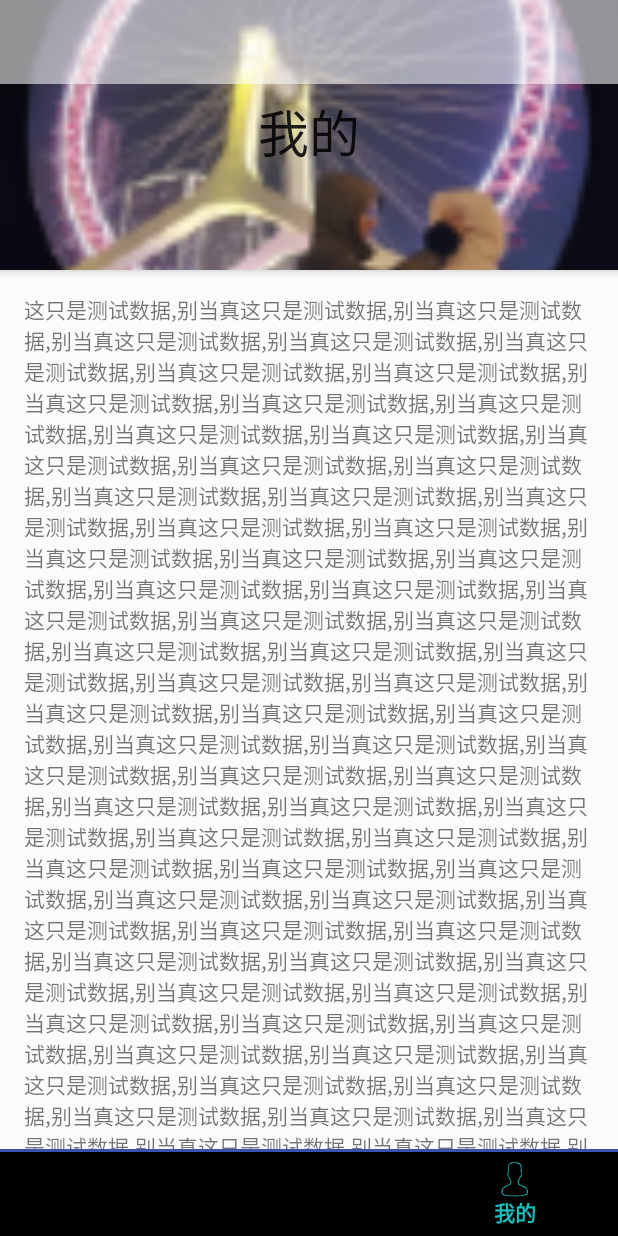
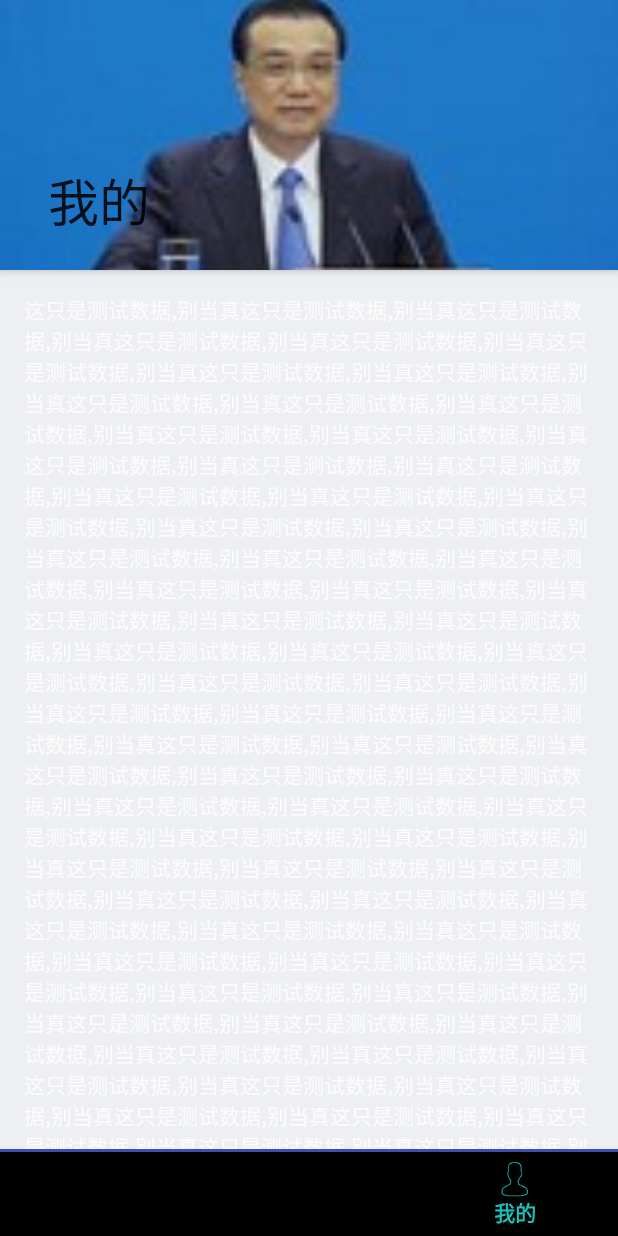
Before and after one commit to z-dingding/Hxzk_Bj_Demo, an Android app: the HomeFragment screen opened directly, with no data from a screen before it, item 3 of the bottom bar chosen, on a phone screen of 412 x 824 dp. Run offline under Robolectric (Android 15) with nearby library versions, the phone set to English and light mode, and no system bars; our stand-ins replace ButterKnife, CircleImageView, RxJava; libraries missing offline, so code that uses them is left out: com.squareup.leakcanary, com.tbruyelle.rxpermissions2, org.litepal; pictures from the network do not load; 14 statements that could not run were skipped.

Commit message:
优化了collapsing和toolbar的交互

```diff
--- a/app/src/main/java/com/hxzk_bj_demo/ui/activity/LoginActivity.java
+++ b/app/src/main/java/com/hxzk_bj_demo/ui/activity/LoginActivity.java
@@ -149,6 +149,9 @@ public class LoginActivity extends BaseBussActivity {
         helper.setBackgroundResourceByAttr(mToolbar, R.attr.custom_attr_app_toolbar_bg);
         helper.setBackgroundResourceByAttr(statebarView, R.attr.custom_attr_app_statusbar_bg);
         helper.setBackgroundResourceByAttr(btn_Loginin_Login, R.attr.custom_attr_app_btn_bg);
+        int color=helper.getColorByAttr(R.attr.custom_attr_app_textcolor);
+        edt_Account_Login.setTextColor(color);
+        edt_Pwd_Login.setTextColor(color);
     }
 
     private KeyBoardHelperUtil.OnKeyBoardStatusChangeListener onKeyBoardStatusChangeListener = new KeyBoardHelperUtil.OnKeyBoardStatusChangeListener() {
--- a/app/src/main/java/com/hxzk_bj_demo/ui/activity/MainActivity.java
+++ b/app/src/main/java/com/hxzk_bj_demo/ui/activity/MainActivity.java
@@ -83,7 +83,7 @@ public class MainActivity extends BaseBussActivity implements BaseFragment.Fragm
 
 
     private FragmentAdapter adapter;
-    private Fragment  investFrag, homeFrag , userFrag;
+    private Fragment  investFrag, homeFrag,userFrag ;
     private MenuItem menuItem;
 
 
@@ -96,8 +96,7 @@ public class MainActivity extends BaseBussActivity implements BaseFragment.Fragm
     Observable<BaseResponse<LoginOutBean>> observable;
     Subscriber<BaseResponse<LoginOutBean>> subscriber;
 
-//    LinearLayout linearContent;
-//    View stateBarView;
+
 
     @Override
     protected int setLayoutId() {
@@ -111,8 +110,6 @@ public class MainActivity extends BaseBussActivity implements BaseFragment.Fragm
     @Override
     protected void initView() {
         super.initView();
-//         linearContent = findViewById(R.id.custom_id_app);
-//        stateBarView = findViewById(R.id.custom_id_statusbar);
         ActivityJump.popSpecifiedActivity(LoginActivity.class);
         //初始化DrawerLayout
         mDrawer = (DrawerLayout) findViewById(R.id.drawerlayout_main);
@@ -202,12 +199,6 @@ public class MainActivity extends BaseBussActivity implements BaseFragment.Fragm
                                     ActivityJump.NormalJumpAndFinish(MainActivity.this, LoginActivity.class);
                                 }
                             }
-
-//                            @Override
-//                            public void onFail(ExceptionHandle.ResponeThrowable e) {
-//                                ToastCustomUtil.showLongToast(e.message);
-//                            }
-
 
                             @Override
                             public void onFail(Throwable e) {
@@ -401,7 +392,12 @@ public class MainActivity extends BaseBussActivity implements BaseFragment.Fragm
         @Override
         public boolean onNavigationItemSelected(MenuItem item) {
             //item.getOrder()对应menu里的orderInCategory属性值
-            vp_Main.setCurrentItem(item.getOrder());
+            try{
+                vp_Main.setCurrentItem(item.getOrder());
+
+            }catch (Exception e){
+
+            }
             return true;
         }
     };
--- a/app/src/main/java/com/hxzk_bj_demo/ui/adapter/base/FragmentAdapter.java
+++ b/app/src/main/java/com/hxzk_bj_demo/ui/adapter/base/FragmentAdapter.java
@@ -48,8 +48,9 @@ public class FragmentAdapter extends FragmentPagerAdapter {
     //事务的创建是在instantiateItem和destroyItem方法中
     @Override
     public Object instantiateItem(ViewGroup container, int position) {
-        Fragment fragment = (Fragment) super.instantiateItem(container, position);
-        fm.beginTransaction().show(fragment).commitAllowingStateLoss();
+        Fragment fragment  = (Fragment) super.instantiateItem(container, position);
+            fm.beginTransaction().show(fragment).commitAllowingStateLoss();
+
         return fragment;
     }
 
--- a/app/src/main/java/com/hxzk_bj_demo/ui/fragment/HomeFragment.java
+++ b/app/src/main/java/com/hxzk_bj_demo/ui/fragment/HomeFragment.java
@@ -236,6 +236,12 @@ public class HomeFragment extends BaseFragment {
     }
 
 
+    @Override
+    public void notifyByThemeChanged() {
+
+    }
+
+
     /**刷新列表*/
     private void refreshList() {
         mRecyclerView.setPullLoadEnable(false);//禁用上拉加载功能
--- a/app/src/main/java/com/hxzk_bj_demo/ui/fragment/InvestFragment.java
+++ b/app/src/main/java/com/hxzk_bj_demo/ui/fragment/InvestFragment.java
@@ -72,6 +72,11 @@ public class InvestFragment extends BaseFragment {
     public void onDestroyView() {
         super.onDestroyView();
         HttpRequest.getInstance().unsubscribe(mObservable);
+
+    }
+
+    @Override
+    public void notifyByThemeChanged() {
 
     }
 
--- a/app/src/main/java/com/hxzk_bj_demo/ui/fragment/UserFragment.java
+++ b/app/src/main/java/com/hxzk_bj_demo/ui/fragment/UserFragment.java
@@ -1,12 +1,16 @@
 package com.hxzk_bj_demo.ui.fragment;
 
-import android.app.Activity;
+import android.annotation.SuppressLint;
 import android.os.Bundle;
 import android.view.View;
+import android.widget.ImageView;
 import android.widget.TextView;
 
 import com.hxzk_bj_demo.R;
+import com.hxzk_bj_demo.common.MyApplication;
+import com.hxzk_bj_demo.ui.activity.LoginActivity;
 import com.hxzk_bj_demo.ui.fragment.base.BaseFragment;
+import com.hxzk_bj_demo.utils.MarioResourceHelper;
 
 import androidx.appcompat.app.AppCompatActivity;
 import androidx.appcompat.widget.Toolbar;
@@ -18,15 +22,18 @@ import butterknife.BindView;
  * Created by leeandy007 on 2017/6/15.
  */
 
-public class UserFragment extends BaseFragment {
+public  class UserFragment extends BaseFragment {
 
-    @BindView(R.id.toolbar_homeuser)
+    @BindView(R.id.toolbar)
     Toolbar toolbar;
     @BindView(R.id.tv_content_homeuser)
     TextView tvContent;
     @BindView(R.id.nestedScrollView)
     NestedScrollView nestedScrollView;
+    @BindView(R.id.iv_collapsingbg)
+    ImageView ivCollapsingbg;
 
+    View fmLayoutView;
     @Override
     protected int getLayoutId() {
         return R.layout.fragment_user;
@@ -34,16 +41,16 @@ public class UserFragment extends BaseFragment {
 
     @Override
     protected void initView(View view, Bundle savedInstanceState) {
+        fmLayoutView=view;
 
     }
-
 
     @Override
     protected void initData() {
         toolbar.setTitle("我的");
         ((AppCompatActivity) mContext).setSupportActionBar(toolbar);
-        StringBuilder stringBuilder =new StringBuilder();
-        for(int i=0;i<100;i++){
+        StringBuilder stringBuilder = new StringBuilder();
+        for (int i = 0; i < 100; i++) {
             stringBuilder.append("这只是测试数据,别当真");
         }
         tvContent.setText(stringBuilder.toString());
@@ -59,4 +66,21 @@ public class UserFragment extends BaseFragment {
     }
 
 
+    @SuppressLint("ResourceAsColor")
+    @Override
+    public void notifyByThemeChanged() {
+        MarioResourceHelper helper = MarioResourceHelper.getInstance(mContext);
+        if(MyApplication.getAppTheme()){
+            int dayTextColor=helper.getColorByAttr(R.attr.custom_attr_app_textcolor);
+            tvContent.setTextColor(dayTextColor);
+        }else{
+            int nightTextColor=helper.getColorByAttr(R.attr.custom_attr_app_textcolor);
+            tvContent.setTextColor(nightTextColor);
+        }
+    }
+
+    @Override
+    public void onDestroyView() {
+        super.onDestroyView();
+    }
 }
--- a/app/src/main/java/com/hxzk_bj_demo/ui/fragment/base/BaseFragment.java
+++ b/app/src/main/java/com/hxzk_bj_demo/ui/fragment/base/BaseFragment.java
@@ -1,18 +1,16 @@
 package com.hxzk_bj_demo.ui.fragment.base;
-
 
 import android.app.Activity;
 import android.content.Context;
 import android.content.Intent;
 import android.os.Bundle;
-
 import android.view.LayoutInflater;
 import android.view.View;
 import android.view.ViewGroup;
 
-import com.hxzk_bj_demo.R;
+import com.hxzk_bj_demo.common.MyApplication;
+import com.hxzk_bj_demo.interfaces.ThemeChangeObserver;
 import com.hxzk_bj_demo.utils.LazyLoadFragment;
-
 import androidx.annotation.Nullable;
 import androidx.fragment.app.Fragment;
 import butterknife.ButterKnife;
@@ -23,33 +21,35 @@ import butterknife.Unbinder;
  * 作用：基类Fragment
  */
 
-public abstract class BaseFragment extends LazyLoadFragment {
-
+public abstract class BaseFragment extends LazyLoadFragment implements ThemeChangeObserver  {
 
     private final String TAG = "BaseFragment";
-
+    /**
+     * Fragment回调Activity对象
+     */
     public FragmentCallBack mCallBack;
-
-
     /**
      * Butterknife绑定对象
      */
     private Unbinder mUnbinder;
+    /**
+     * 上下文
+     */
+    protected static Context mContext;
+    /**
+     * 布局View
+     */
+    View layoutView = null;
+
 
 
     /**
      * Activity取Fragment所传递的值时调用的回调接口
      */
     public interface FragmentCallBack {
-
-        /**
-         * 传值到activity中
-         */
-        public void setValue(Object... param);
-
+        void setValue(Object... param);
     }
 
-    protected static Context mContext;
 
     //获取布局文件ID
     protected abstract int getLayoutId();
@@ -77,40 +77,6 @@ public abstract class BaseFragment extends LazyLoadFragment {
     }
 
 
-    View view = null;
-
-    @Nullable
-    @Override
-    public View onCreateView(LayoutInflater inflater, @Nullable ViewGroup container, @Nullable Bundle savedInstanceState) {
-        if (getLayoutId() != 0) {
-            String name = getClass().getSimpleName();
-            if (view == null) {
-                view = inflater.inflate(getLayoutId(), null);
-            }
-            //缓存的rootView需要判断是否已经被加过parent， 如果有parent需要从parent删除。
-            ViewGroup parent = (ViewGroup) view.getParent();
-            if (parent != null) {
-                parent.removeView(view);
-            }
-            mUnbinder = ButterKnife.bind(this, view);
-            initView(view, savedInstanceState);
-            initData();
-            initEvent();
-        }
-        return view;
-    }
-
-
-
-
-
-    protected abstract void initView(View view, Bundle savedInstanceState);
-
-    protected abstract void initEvent();
-
-    protected abstract void initData();
-
-
     @Override
     public void onAttach(Context context) {
         super.onAttach(context);
@@ -123,42 +89,44 @@ public abstract class BaseFragment extends LazyLoadFragment {
         }
 
     }
+    @Nullable
+    @Override
+    public View onCreateView(LayoutInflater inflater, @Nullable ViewGroup container, @Nullable Bundle savedInstanceState) {
+         ((MyApplication) ((Activity)mContext).getApplication()).registerObserver(this);
+
+        if (getLayoutId() != 0) {
+            if (layoutView == null) {
+                layoutView = inflater.inflate(getLayoutId(), null);
+            }
+            //缓存的rootView需要判断是否已经被加过parent， 如果有parent需要从parent删除。
+            ViewGroup parent = (ViewGroup) layoutView.getParent();
+            if (parent != null) {
+                parent.removeView(layoutView);
+            }
+            mUnbinder = ButterKnife.bind(this, layoutView);
+            initView(layoutView, savedInstanceState);
+            initData();
+            initEvent();
+        }
+        return layoutView;
+    }
 
 
-    protected void startActivity(Class clazz, Bundle bundle) {
-        Intent intent = new Intent(mContext, clazz);
-        if (bundle != null) {
-            intent.putExtras(bundle);
-        }
-        startActivity(intent);
-        animNext();
+    @Override
+    public void onDestroyView() {
+        super.onDestroyView();
+        mUnbinder.unbind();
+        ((MyApplication) ((Activity) getContext()).getApplication()).unregisterObserver(this);
+
     }
 
-    protected void startActivityForResult(Class clazz, Bundle bundle, int requestCode) {
-        Intent intent = new Intent(mContext, clazz);
-        if (bundle != null) {
-            intent.putExtras(bundle);
-        }
-        startActivityForResult(intent, requestCode);
-        animNext();
-    }
 
-    /**
-     * @Desc 页面跳转动画
-     */
+    protected abstract void initView(View view, Bundle savedInstanceState);
 
-    public void animNext() {
-        /**<<<------右入左出*/
-        ((Activity) mContext).overridePendingTransition(R.anim.slide_in_right, R.anim.slide_out_left);
-    }
+    protected abstract void initEvent();
 
-    /**
-     * @Desc 页面返回动画
-     */
-    public void animBack() {
-        /**------>>>左入右出*/
-        ((Activity) mContext).overridePendingTransition(R.anim.slide_in_left, R.anim.slide_out_right);
-    }
+    protected abstract void initData();
+
 
     @Override
     public void onActivityResult(int requestCode, int resultCode, Intent data) {
@@ -174,9 +142,7 @@ public abstract class BaseFragment extends LazyLoadFragment {
 
 
     @Override
-    public void onDestroyView() {
-        super.onDestroyView();
-        mUnbinder.unbind();
+    public void loadingCurrentTheme() {
+
     }
-
 }
--- a/app/src/main/java/com/hxzk_bj_demo/utils/MarioResourceHelper.java
+++ b/app/src/main/java/com/hxzk_bj_demo/utils/MarioResourceHelper.java
@@ -378,7 +378,7 @@ public class MarioResourceHelper {
         view.setBackgroundResource(identifier);
     }
 
-    /**
+     /**
      * 为ImageView设置attrId对应的资源作为图片资源
      * */
     public void setImageResourceByAttr(@NonNull ImageView imageView, int attrId) {
@@ -387,6 +387,9 @@ public class MarioResourceHelper {
         if (identifier == 0) return ;
         imageView.setImageResource(identifier);
     }
+
+
+
 
     /**
      * 为View设置指定着色的Drawable作为Background
--- a/app/src/main/res/layout/activity_base.xml
+++ b/app/src/main/res/layout/activity_base.xml
@@ -5,6 +5,7 @@
     android:orientation="vertical"
     android:layout_width="match_parent"
     android:layout_height="match_parent"
+    android:fitsSystemWindows="true"
  >
 
     <!--android:id="@id/custom_id_app"-->
@@ -50,6 +51,7 @@
         android:layout_width="match_parent"
         android:layout_height="match_parent"
         android:orientation="vertical"
+
        >
     </LinearLayout>
 
--- a/app/src/main/res/layout/activity_login.xml
+++ b/app/src/main/res/layout/activity_login.xml
@@ -55,7 +55,7 @@
                 android:background="@drawable/shape_merchantname"
                 android:hint="@string/login_account_prompt"
                 android:padding="10dp"
-                android:textColor="#000000"
+                android:textColor="?attr/custom_attr_app_textcolor"
                 android:textColorHint="#d2d2d2"
                 android:textCursorDrawable="@null"
 
@@ -70,7 +70,7 @@
                 android:layout_marginTop="20dp"
                 android:hint="@string/login_pasword_prompt"
                 android:padding="10dp"
-                android:textColor="#000000"
+                android:textColor="?attr/custom_attr_app_textcolor"
                 android:textColorHint="#d2d2d2"
                 android:textCursorDrawable="@null" />
         </LinearLayout>
--- a/app/src/main/res/layout/fragment_user.xml
+++ b/app/src/main/res/layout/fragment_user.xml
@@ -1,45 +1,41 @@
 <?xml version="1.0" encoding="utf-8"?>
-<androidx.coordinatorlayout.widget.CoordinatorLayout
-    xmlns:android="http://schemas.android.com/apk/res/android"
+<androidx.coordinatorlayout.widget.CoordinatorLayout xmlns:android="http://schemas.android.com/apk/res/android"
     android:layout_width="match_parent"
     android:layout_height="match_parent"
     xmlns:app="http://schemas.android.com/apk/res-auto"
-    android:orientation="vertical"
-    android:gravity="center"
     android:fitsSystemWindows="true">
     <!--CoordinatorLayout可以理解为强版的FramLayout-->
     <com.google.android.material.appbar.AppBarLayout
         android:layout_width="match_parent"
-        android:layout_height="wrap_content"
-        android:fitsSystemWindows="true">
+        android:layout_height="180dp"
+        android:fitsSystemWindows="true"
+       >
         <!--app:contentScrim=”?attr/colorPrimary” 当上滑到toolbar 高度期间直到达到toolbar高度时，
         给toolbar设置的背景色，以及过渡颜色,也可以设置图片,如果不设置该属性，标题栏会过渡为以之前的图片为背景-->
         <!--app:expandedTitleGravity=”center_horizontal” 从单词意思可以看出，这是展示后，title的位置-->
-
         <com.google.android.material.appbar.CollapsingToolbarLayout
             android:layout_width="match_parent"
             android:layout_height="match_parent"
             android:fitsSystemWindows="true"
-            app:contentScrim="?attr/colorPrimary"
-            app:expandedTitleGravity="center_horizontal"
             app:layout_scrollFlags="scroll|enterAlways">
             <!--app:layout_collapseMode="parallax"  子View可以选择在当前的布局当时是否以“视差”的方式来跟随滚动-->
             <ImageView
-                android:id="@+id/image"
+                android:id="@+id/iv_collapsingbg"
                 android:layout_width="match_parent"
                 android:layout_height="180dp"
                 android:scaleType="centerCrop"
-                android:src="@mipmap/ic_launcher"
-                app:layout_collapseMode="pin" />
+                android:src="@drawable/userhomt_bg"
+                app:layout_collapseMode="parallax" />
 
-        <!--layout_scrollFlags="scroll" 此属性需要配合AppBarLayout使用-->
+        <!-- layout_scrollFlags 此属性需要配合AppBarLayout使用共有五种,这里直说常用的 -->
+        <!--  layout_scrollFlags="scroll" 往下滑动就是当下面的滚动布局滑动到顶端时，标题栏toolbar才会滑出来-->
+        <!--  layout_scrollFlags="scroll|enterAlways" 往下滑动时，标题栏 toolbar 会优先滑出来，然后滚动布局才开始滑动-->
         <androidx.appcompat.widget.Toolbar
-            android:id="@+id/toolbar_homeuser"
+            android:id="@+id/toolbar"
             android:layout_width="match_parent"
             android:layout_height="56dp"
-            android:background="?attr/custom_attr_app_toolbar_bg"
+            app:layout_collapseMode="pin"
             >
-
         </androidx.appcompat.widget.Toolbar>
         </com.google.android.material.appbar.CollapsingToolbarLayout>
 
@@ -58,6 +54,7 @@
 
             <TextView
                 android:id="@+id/tv_content_homeuser"
+                android:textColor="?attr/custom_attr_app_textcolor"
                 android:layout_width="wrap_content"
                 android:layout_height="wrap_content"
                 android:layout_margin="16dp"
--- a/app/src/main/res/values/custom_theme_attrs.xml
+++ b/app/src/main/res/values/custom_theme_attrs.xml
@@ -13,6 +13,8 @@
     <attr name="custom_attr_app_statusbar_bg" format="color|reference" />
     <!-- 控制app按钮的背景色 -->
     <attr name="custom_attr_app_btn_bg" format="color|reference" />
+    <!-- 控制app字体颜色 -->
+    <attr name="custom_attr_app_textcolor" format="color|reference" />
 
 
 </resources>
--- a/app/src/main/res/values/custom_theme_colors.xml
+++ b/app/src/main/res/values/custom_theme_colors.xml
@@ -3,16 +3,31 @@
 
 
 
-    <color name="custom_color_app_bg_day">#FBFBFB</color>
-    <color name="custom_color_app_status_bg_day">#90FFFFFF</color>
-    <color name="custom_color_app_toolbar_bg_day">#90FFFFFF</color>
-    <color name="custom_color_app_btn_bg_day">#A0C6E2</color>
+    <!--<color name="custom_color_app_bg_day">#FBFBFB</color>-->
+    <!--<color name="custom_color_app_status_bg_day">#90FFFFFF</color>-->
+    <!--<color name="custom_color_app_toolbar_bg_day">#90FFFFFF</color>-->
+    <!--<color name="custom_color_app_btn_bg_day">#A0C6E2</color>-->
+
+    <!--<color name="custom_color_app_bg_night">#393939</color>-->
+    <!--<color name="custom_color_app_status_bg_night">#000000</color>-->
+    <!--<color name="custom_color_app_toolbar_bg_night">#393939</color>-->
+    <!--<color name="custom_color_app_btn_bg_night">#416581</color>-->
 
 
 
 
-    <color name="custom_color_app_bg_night">#393939</color>
-    <color name="custom_color_app_status_bg_night">#000000</color>
-    <color name="custom_color_app_toolbar_bg_night">#393939</color>
+    <color name="custom_color_app_bg_day">#FFEDEFF2</color>
+    <color name="custom_color_app_status_bg_day">#FF1D1D1D</color>
+    <color name="custom_color_app_toolbar_bg_day">#CFD8DC</color>
+    <color name="custom_color_app_btn_bg_day">#A0C6E2</color>
+    <color name="custom_color_app_textcolor_day">#FCFCFC</color>
+
+
+
+
+    <color name="custom_color_app_bg_night">#FF171717</color>
+    <color name="custom_color_app_status_bg_night">#FF1D1D1D</color>
+    <color name="custom_color_app_toolbar_bg_night">#FF1D1D1D</color>
     <color name="custom_color_app_btn_bg_night">#416581</color>
+    <color name="custom_color_app_textcolor_night">#828282</color>
 </resources>
--- a/app/src/main/res/values/custom_theme_styles.xml
+++ b/app/src/main/res/values/custom_theme_styles.xml
@@ -23,6 +23,8 @@
     <item name="custom_attr_app_statusbar_bg">@color/custom_color_app_status_bg_day</item>
     <item name="custom_attr_app_toolbar_bg">@color/custom_color_app_toolbar_bg_day</item>
     <item name="custom_attr_app_btn_bg">@color/custom_color_app_btn_bg_day</item>
+    <item name="custom_attr_app_textcolor">@color/custom_color_app_textcolor_day</item>
+
 
 </style>
 
@@ -34,6 +36,8 @@
         <item name="custom_attr_app_statusbar_bg">@color/custom_color_app_status_bg_night</item>
         <item name="custom_attr_app_toolbar_bg">@color/custom_color_app_toolbar_bg_night</item>
         <item name="custom_attr_app_btn_bg">@color/custom_color_app_btn_bg_night</item>
+        <item name="custom_attr_app_textcolor">@color/custom_color_app_textcolor_night</item>
+
 
     </style>
 
--- a/app/src/main/res/values/ids.xml
+++ b/app/src/main/res/values/ids.xml
@@ -34,4 +34,6 @@
   <item name="custom_id_app_toolbar" type="id" />
   <item name="custom_id_app" type="id" />
 
+
+
 </resources>
```
Also changed, not shown: app/src/main/java/com/hxzk_bj_demo/ui/fragment/OntherFragment.java (+7 -0 lines), app/src/main/res/drawable-hdpi/userhomt_bg.jpg (added).
